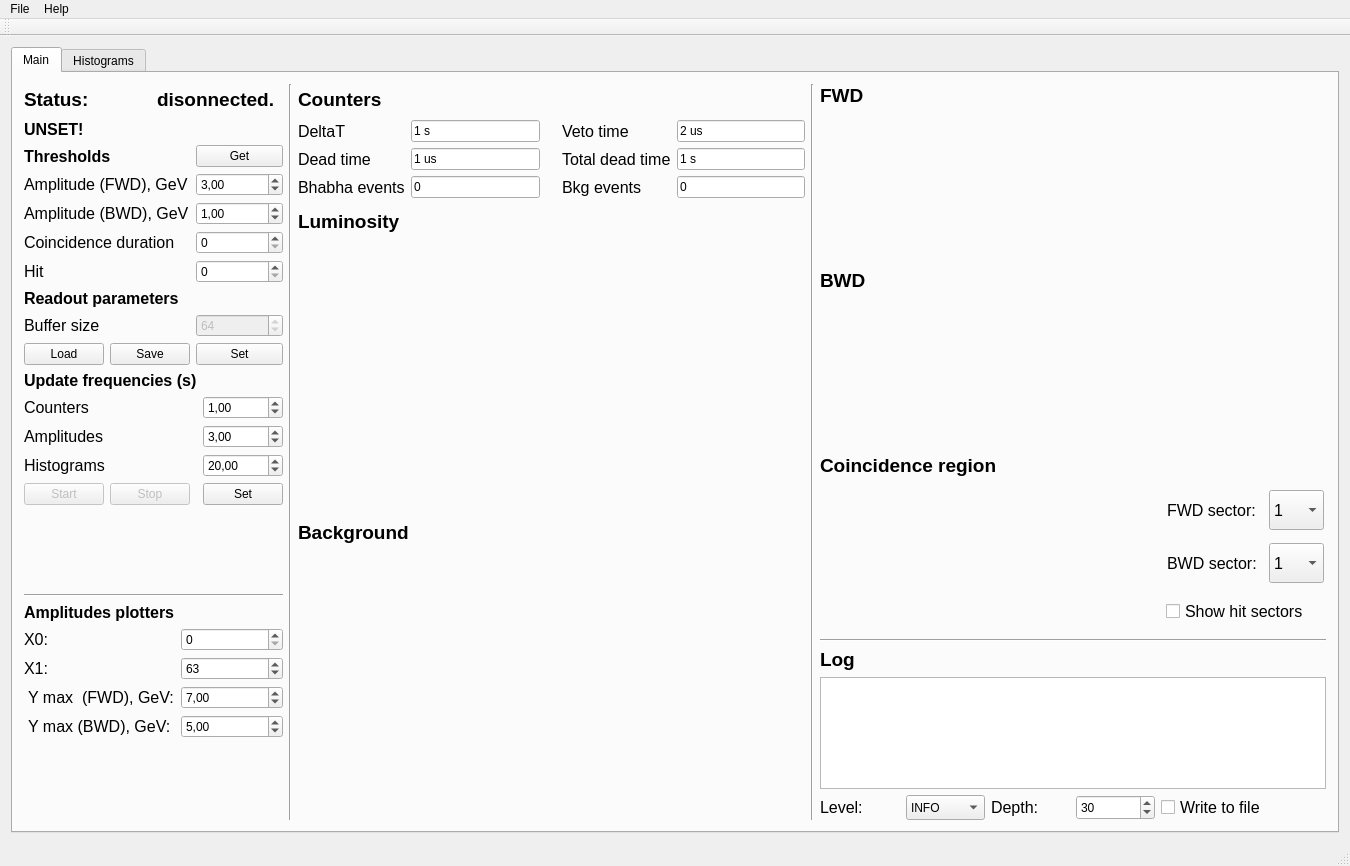
Above: LOM/forms/LOMMainWindow.ui from DaryaShirokova/LOM before the change. Below: the same form after it.
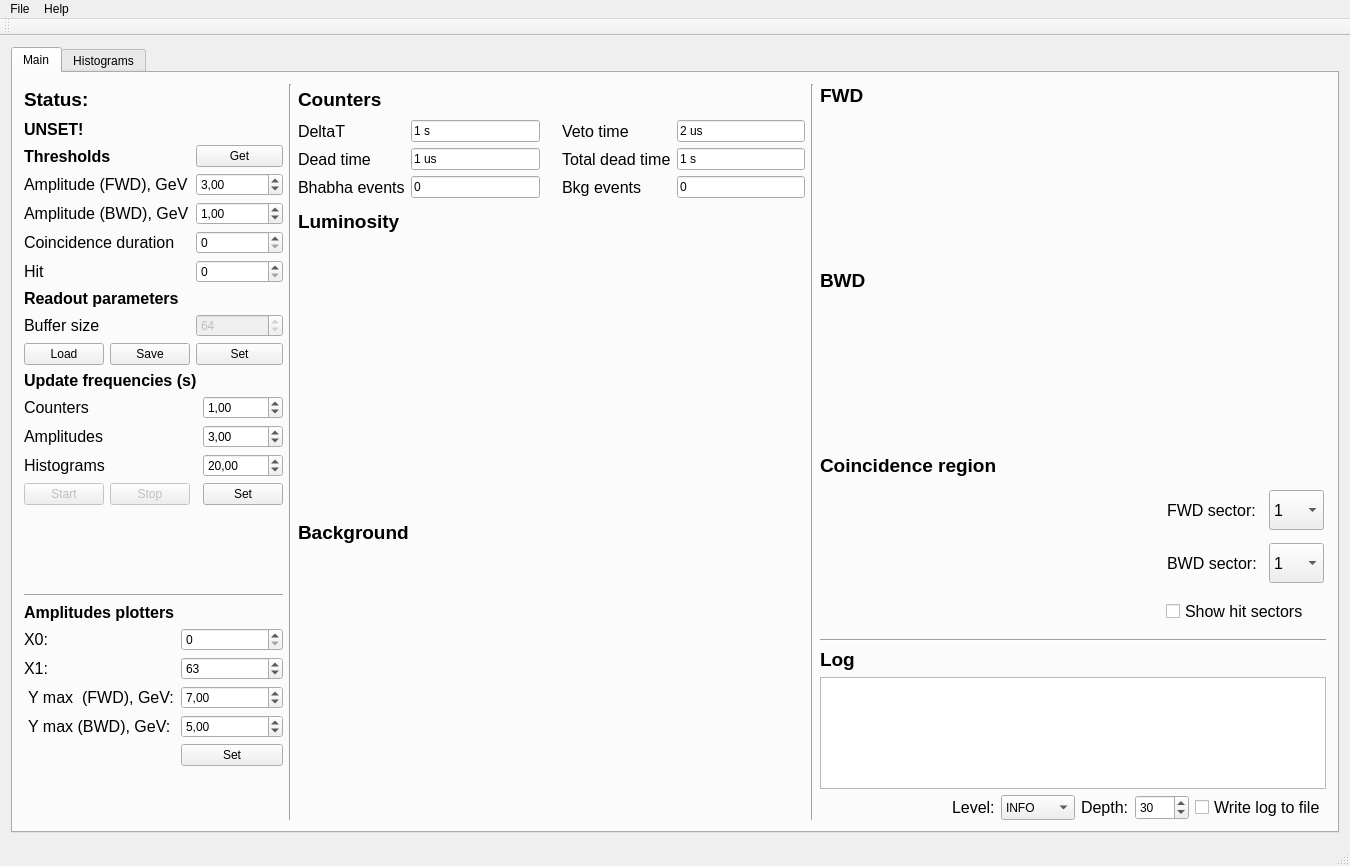
That is the form after the change. Custom widgets are drawn as their Qt base class.

Patch:
```diff
--- a/LOM/forms/LOMMainWindow.ui
+++ b/LOM/forms/LOMMainWindow.ui
@@ -12,8 +12,8 @@
   </property>
   <property name="minimumSize">
    <size>
-    <width>1300</width>
-    <height>800</height>
+    <width>1350</width>
+    <height>820</height>
    </size>
   </property>
   <property name="windowTitle">
@@ -41,26 +41,6 @@
          <layout class="QVBoxLayout" name="verticalLayout_2">
           <item>
            <layout class="QHBoxLayout" name="lauoutStatus_2">
-            <item>
-             <widget class="QLabel" name="labelStatus">
-              <property name="maximumSize">
-               <size>
-                <width>16777215</width>
-                <height>30</height>
-               </size>
-              </property>
-              <property name="font">
-               <font>
-                <pointsize>14</pointsize>
-                <weight>75</weight>
-                <bold>true</bold>
-               </font>
-              </property>
-              <property name="text">
-               <string>Status:</string>
-              </property>
-             </widget>
-            </item>
             <item>
              <widget class="QLabel" name="connectionStatusLabel">
               <property name="maximumSize">
@@ -76,11 +56,8 @@
                 <bold>true</bold>
                </font>
               </property>
-              <property name="layoutDirection">
-               <enum>Qt::LeftToRight</enum>
-              </property>
               <property name="text">
-               <string>disonnected.</string>
+               <string>Status:</string>
               </property>
              </widget>
             </item>
@@ -524,6 +501,13 @@
               </property>
              </widget>
             </item>
+            <item row="5" column="1">
+             <widget class="QPushButton" name="pushButtonSetPlotters">
+              <property name="text">
+               <string>Set</string>
+              </property>
+             </widget>
+            </item>
            </layout>
           </item>
          </layout>
@@ -1312,6 +1296,19 @@
            <layout class="QHBoxLayout" name="horizontalLayout_18">
             <item>
              <layout class="QHBoxLayout" name="horizontalLayout_19">
+              <item>
+               <spacer name="horizontalSpacer">
+                <property name="orientation">
+                 <enum>Qt::Horizontal</enum>
+                </property>
+                <property name="sizeHint" stdset="0">
+                 <size>
+                  <width>40</width>
+                  <height>20</height>
+                 </size>
+                </property>
+               </spacer>
+              </item>
               <item>
                <widget class="QLabel" name="labelLogLevel">
                 <property name="maximumSize">
@@ -1385,6 +1382,9 @@
                   <height>30</height>
                  </size>
                 </property>
+                <property name="alignment">
+                 <set>Qt::AlignLeading|Qt::AlignLeft|Qt::AlignVCenter</set>
+                </property>
                 <property name="maximum">
                  <number>1000</number>
                 </property>
@@ -1412,7 +1412,7 @@
                </font>
               </property>
               <property name="text">
-               <string>Write to file</string>
+               <string>Write log to file</string>
               </property>
              </widget>
             </item>
```
Left out of the diff: 16 changed lines with no effect on the pictures.
